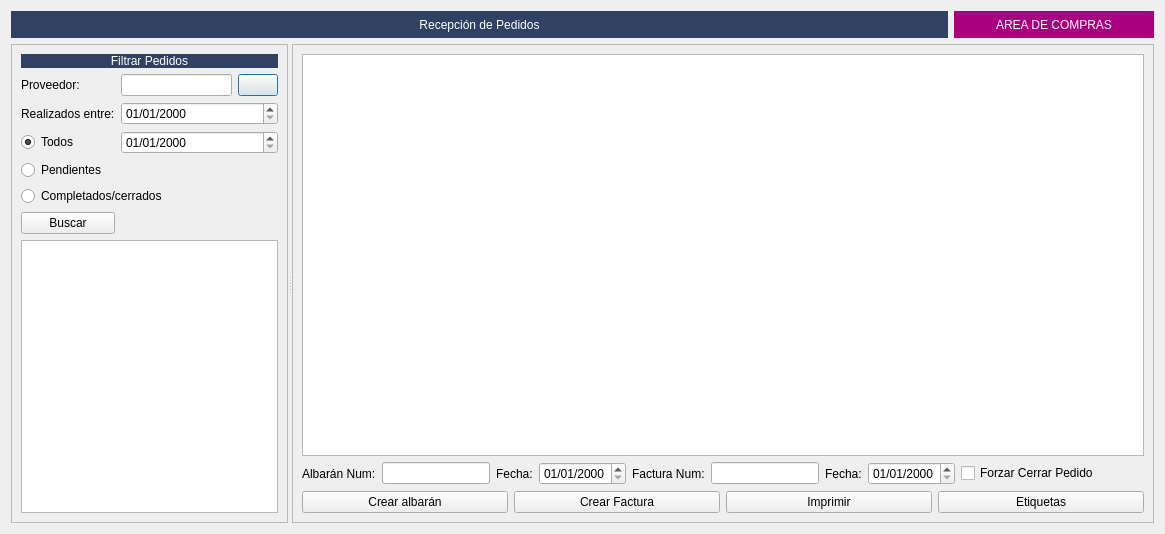
First picture: the form in Zona_Compras/frmrecepcion_pedidos.ui, repository arcnexus/RedFoX, before the edit.
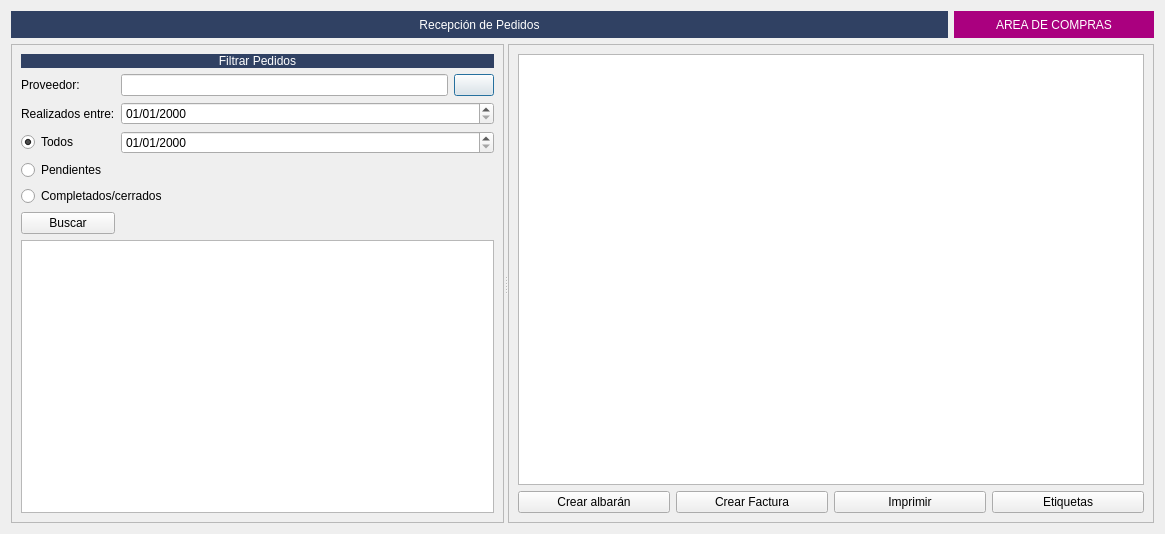
Second picture: the form after the edit. Icons and pictures are not drawn.

Commit message: Creacion de Albaran/factura proveedor desde recepcion de pedido

The edit to the form file:
```diff
--- a/Zona_Compras/frmrecepcion_pedidos.ui
+++ b/Zona_Compras/frmrecepcion_pedidos.ui
@@ -197,26 +197,6 @@
        <enum>QFrame::Raised</enum>
       </property>
       <layout class="QGridLayout" name="gridLayout_3">
-       <item row="3" column="0">
-        <widget class="QPushButton" name="btalbaran">
-         <property name="enabled">
-          <bool>true</bool>
-         </property>
-         <property name="text">
-          <string>Crear albarán</string>
-         </property>
-        </widget>
-       </item>
-       <item row="3" column="1">
-        <widget class="QPushButton" name="btnFactura">
-         <property name="enabled">
-          <bool>true</bool>
-         </property>
-         <property name="text">
-          <string>Crear Factura</string>
-         </property>
-        </widget>
-       </item>
        <item row="0" column="0" colspan="4">
         <widget class="QTableWidget" name="tablaLineas">
          <property name="alternatingRowColors">
@@ -230,106 +210,27 @@
          </attribute>
         </widget>
        </item>
-       <item row="3" column="2">
-        <widget class="QPushButton" name="btnImprimir">
+       <item row="2" column="0">
+        <widget class="QPushButton" name="btalbaran">
          <property name="enabled">
           <bool>true</bool>
          </property>
-         <property name="styleSheet">
-          <string notr="true"/>
+         <property name="text">
+          <string>Crear albarán</string>
          </property>
+        </widget>
+       </item>
+       <item row="2" column="1">
+        <widget class="QPushButton" name="btnFactura">
+         <property name="enabled">
+          <bool>true</bool>
+         </property>
          <property name="text">
-          <string>Imprimir</string>
+          <string>Crear Factura</string>
          </property>
         </widget>
        </item>
-       <item row="1" column="0" colspan="4">
-        <layout class="QHBoxLayout" name="horizontalLayout">
-         <item>
-          <widget class="QLabel" name="lblAlbaran">
-           <property name="text">
-            <string>Albarán Num:</string>
-           </property>
-          </widget>
-         </item>
-         <item>
-          <widget class="QLineEdit" name="txtAlbaran">
-           <property name="maximumSize">
-            <size>
-             <width>120</width>
-             <height>16777215</height>
-            </size>
-           </property>
-          </widget>
-         </item>
-         <item>
-          <widget class="QLabel" name="lblfecha_albaran">
-           <property name="text">
-            <string>Fecha:</string>
-           </property>
-          </widget>
-         </item>
-         <item>
-          <widget class="QDateEdit" name="txtFecha_albaran">
-           <property name="displayFormat">
-            <string>dd/MM/yyyy</string>
-           </property>
-          </widget>
-         </item>
-         <item>
-          <widget class="QLabel" name="lblfactura">
-           <property name="text">
-            <string>Factura Num:</string>
-           </property>
-          </widget>
-         </item>
-         <item>
-          <widget class="QLineEdit" name="txtFactura">
-           <property name="maximumSize">
-            <size>
-             <width>110</width>
-             <height>16777215</height>
-            </size>
-           </property>
-          </widget>
-         </item>
-         <item>
-          <widget class="QLabel" name="lblFecha_factura">
-           <property name="text">
-            <string>Fecha:</string>
-           </property>
-          </widget>
-         </item>
-         <item>
-          <widget class="QDateEdit" name="txtFecha_factura">
-           <property name="displayFormat">
-            <string>dd/MM/yyyy</string>
-           </property>
-          </widget>
-         </item>
-         <item>
-          <widget class="QCheckBox" name="chkForzarCierre">
-           <property name="text">
-            <string>Forzar Cerrar Pedido</string>
-           </property>
-          </widget>
-         </item>
-         <item>
-          <spacer name="horizontalSpacer">
-           <property name="orientation">
-            <enum>Qt::Horizontal</enum>
-           </property>
-           <property name="sizeHint" stdset="0">
-            <size>
-             <width>40</width>
-             <height>20</height>
-            </size>
-           </property>
-          </spacer>
-         </item>
-        </layout>
-       </item>
-       <item row="3" column="3">
+       <item row="2" column="3">
         <widget class="QPushButton" name="btetiquetas">
          <property name="enabled">
           <bool>true</bool>
@@ -342,6 +243,19 @@
          </property>
         </widget>
        </item>
+       <item row="2" column="2">
+        <widget class="QPushButton" name="btnImprimir">
+         <property name="enabled">
+          <bool>true</bool>
+         </property>
+         <property name="styleSheet">
+          <string notr="true"/>
+         </property>
+         <property name="text">
+          <string>Imprimir</string>
+         </property>
+        </widget>
+       </item>
       </layout>
      </widget>
     </widget>
```
The commit also changes 30 other files.
